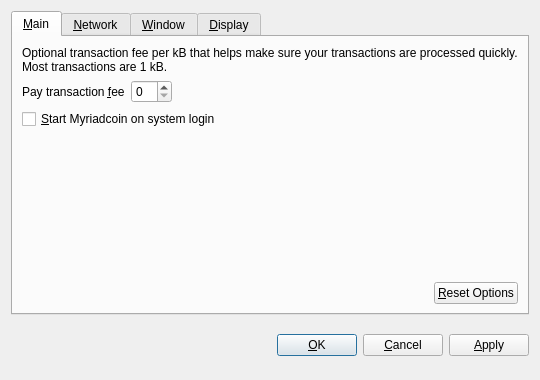
Qt form src/qt/forms/optionsdialog.ui (digibyte/digibyte) before a commit.
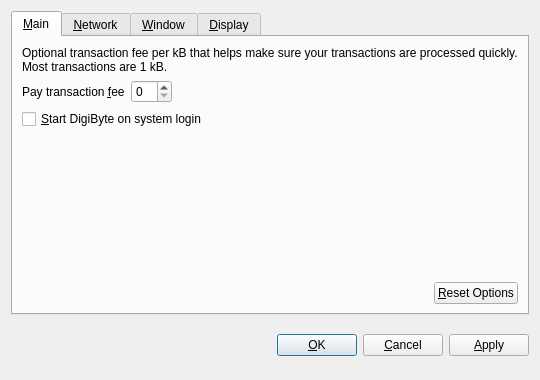
The same form after that commit. Custom widgets are drawn as their Qt base class.

The edit to the form file:
```diff
--- a/src/qt/forms/optionsdialog.ui
+++ b/src/qt/forms/optionsdialog.ui
@@ -82,7 +82,7 @@
           <string>Automatically start Myriadcoin after logging in to the system.</string>
          </property>
          <property name="text">
-          <string>&amp;Start Myriadcoin on system login</string>
+          <string>&amp;Start DigiByte on system login</string>
          </property>
         </widget>
        </item>
```
Left out of the diff: 10 changed lines with no effect on the pictures.
